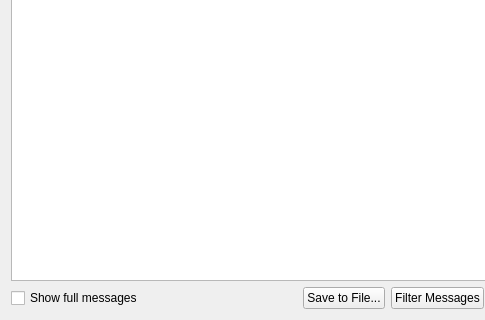
pierre-guillou/paraview-ttk, file Qt/Core/Resources/UI/pqOutputWidget.ui: the form before one commit; both pictures show x 0 to 485 and y 200 to 520 of the 581 by 520 pixel window.
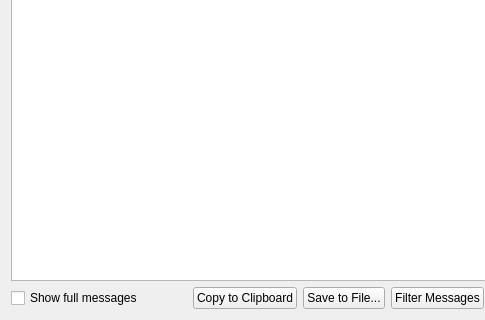
The form after the commit. Custom widgets are drawn as their Qt base class.

```diff
--- a/Qt/Core/Resources/UI/pqOutputWidget.ui
+++ b/Qt/Core/Resources/UI/pqOutputWidget.ui
@@ -72,6 +72,13 @@
        </property>
       </widget>
      </item>
+     <item>
+      <widget class="QPushButton" name="copyButton">
+       <property name="text">
+        <string>Copy to Clipboard</string>
+       </property>
+      </widget>
+     </item>
      <item>
       <widget class="QPushButton" name="saveButton">
        <property name="text">
```
